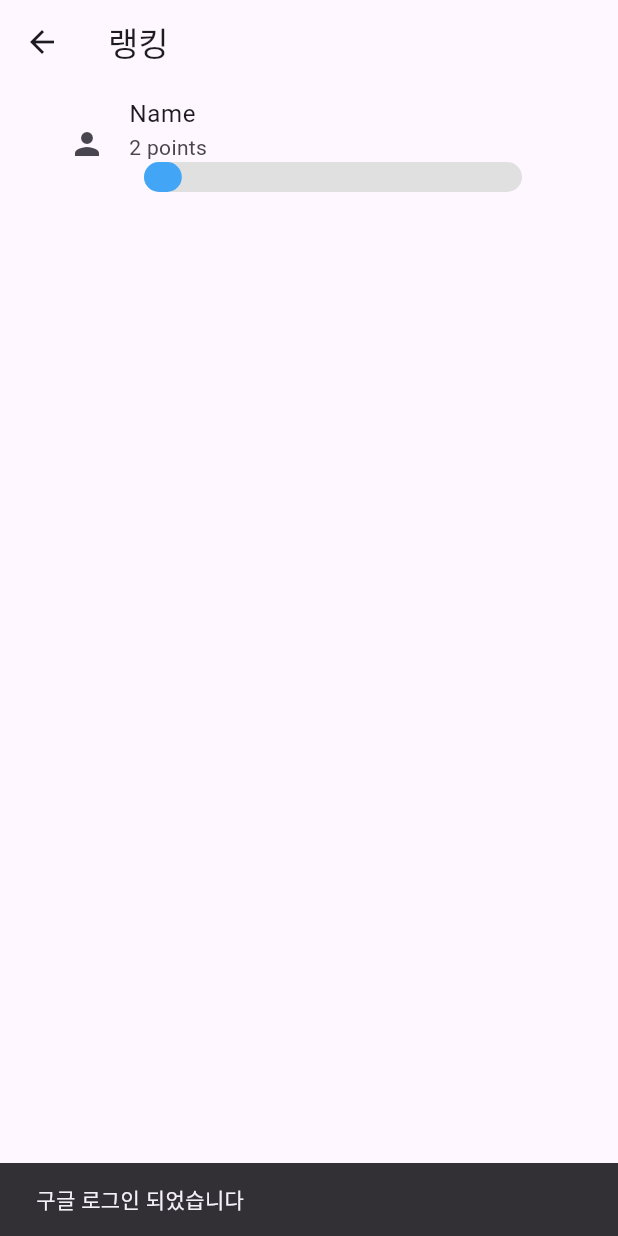
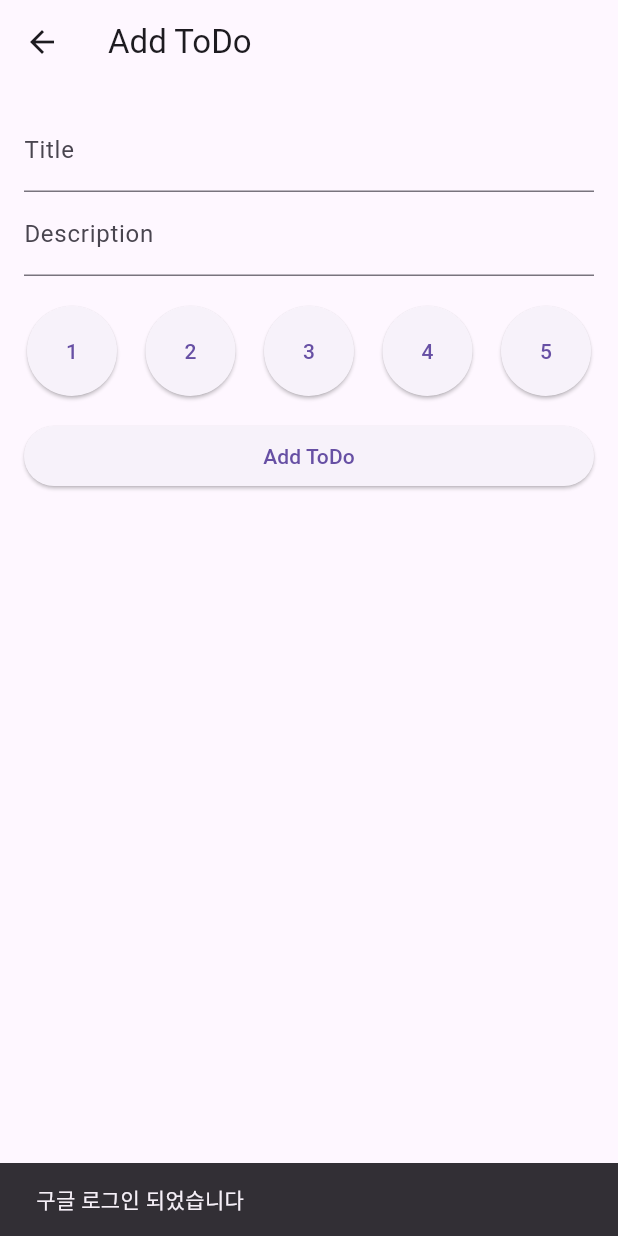
Before and after one commit to 1st-PARD-APP-PART/pixel_n_semicolon, a Flutter app: the screen it shows after launch, after a tap on "GOOGLE", on a phone screen of 412 x 824 dp. Run offline on Flutter 3.47's test engine with Material 2 defaults, Android fonts, the light colour scheme and no system bars; drawn by our look-alikes of percent_indicator; our stand-ins replace cloud_firestore, firebase_auth, firebase_core, google_sign_in; accounts and stored records are empty.

Commit message:
add updated

```diff
--- /dev/null
+++ b/lib/add.dart
@@ -0,0 +1,121 @@
+import 'package:flutter/material.dart';
+import 'package:cloud_firestore/cloud_firestore.dart';
+
+class AddPage extends StatefulWidget {
+  const AddPage({super.key});
+
+  @override
+  _AddPageState createState() => _AddPageState();
+}
+
+class _AddPageState extends State<AddPage> {
+  final FirebaseFirestore firestore = FirebaseFirestore.instance;
+  final TextEditingController titleController = TextEditingController();
+  final TextEditingController descriptionController = TextEditingController();
+  final TextEditingController pointsController = TextEditingController();
+
+  @override
+  void dispose() {
+    titleController.dispose();
+    descriptionController.dispose();
+    pointsController.dispose();
+    super.dispose();
+  }
+
+  void addData() {
+    String title = titleController.text;
+    String description = descriptionController.text;
+    int points = int.parse(pointsController.text);
+
+    Map<String, dynamic> data = {
+      'title': title,
+      'description': description,
+      'points': points,
+    };
+
+    firestore.collection('data').add(data).then((_) {
+      // Data added successfully
+      ScaffoldMessenger.of(context).showSnackBar(
+        const SnackBar(content: Text('Data added successfully!')),
+      );
+    }).catchError((error) {
+      // Failed to add data
+      ScaffoldMessenger.of(context).showSnackBar(
+        SnackBar(content: Text('Failed to add data: $error')),
+      );
+    });
+  }
+
+  @override
+  Widget build(BuildContext context) {
+    return Scaffold(
+      appBar: AppBar(
+        title: const Text('Add ToDo'),
+      ),
+      body: Padding(
+        padding: const EdgeInsets.all(16.0),
+        child: Column(
+          crossAxisAlignment: CrossAxisAlignment.stretch,
+          children: [
+            TextField(
+              controller: titleController,
+              decoration: const InputDecoration(labelText: 'Title'),
+            ),
+            TextField(
+              controller: descriptionController,
+              decoration: const InputDecoration(labelText: 'Description'),
+            ),
+            const SizedBox(
+              height: 20,
+            ),
+            Row(
+              mainAxisAlignment: MainAxisAlignment.spaceBetween,
+              children: [
+                ElevatedButton(
+                  style: ElevatedButton.styleFrom(
+                      shape: const CircleBorder(),
+                      padding: const EdgeInsets.all(20)),
+                  child: const Text('1'),
+                  onPressed: () {},
+                ),
+                ElevatedButton(
+                  style: ElevatedButton.styleFrom(
+                      shape: const CircleBorder(),
+                      padding: const EdgeInsets.all(20)),
+                  child: const Text('2'),
+                  onPressed: () {},
+                ),
+                ElevatedButton(
+                  style: ElevatedButton.styleFrom(
+                      shape: const CircleBorder(),
+                      padding: const EdgeInsets.all(20)),
+                  child: const Text('3'),
+                  onPressed: () {},
+                ),
+                ElevatedButton(
+                  style: ElevatedButton.styleFrom(
+                      shape: const CircleBorder(),
+                      padding: const EdgeInsets.all(20)),
+                  child: const Text('4'),
+                  onPressed: () {},
+                ),
+                ElevatedButton(
+                  style: ElevatedButton.styleFrom(
+                      shape: const CircleBorder(),
+                      padding: const EdgeInsets.all(20)),
+                  child: const Text('5'),
+                  onPressed: () {},
+                ),
+              ],
+            ),
+            const SizedBox(height: 16.0),
+            ElevatedButton(
+              onPressed: addData,
+              child: const Text('Add ToDo'),
+            ),
+          ],
+        ),
+      ),
+    );
+  }
+}
--- a/lib/app.dart
+++ b/lib/app.dart
@@ -1,5 +1,6 @@
 import 'package:flutter/material.dart';
 
+import 'add.dart';
 import 'group.dart';
 import 'login.dart';
 import 'ranking.dart';
@@ -16,6 +17,7 @@ class PixelNSemicolon extends StatelessWidget {
         '/login': (BuildContext context) => const LoginPage(),
         '/group': (BuildContext context) => const GroupPage(),
         '/ranking': (BuildContext context) => const RankingPage(),
+        '/add': (BuildContext context) => const AddPage(),
       },
       theme: ThemeData.light(useMaterial3: true),
     );
--- a/lib/login.dart
+++ b/lib/login.dart
@@ -30,7 +30,7 @@ class _LoginPageState extends State<LoginPage> {
                     content: Text('구글 로그인 되었습니다'),
                   ),
                 );
-                Navigator.pushNamed(context, '/ranking');
+                Navigator.pushNamed(context, '/add');
               },
               child: const Row(
                 mainAxisAlignment: MainAxisAlignment.start,
--- a/pubspec.yaml
+++ b/pubspec.yaml
@@ -21,6 +21,7 @@ dependencies:
   http: ^0.13.6
   google_sign_in: ^6.1.0
   percent_indicator: ^4.2.3
+  cloud_firestore: ^4.7.1
 
 dev_dependencies:
   flutter_test:
```
Also changed, not shown: pubspec.lock, 2 other files.
